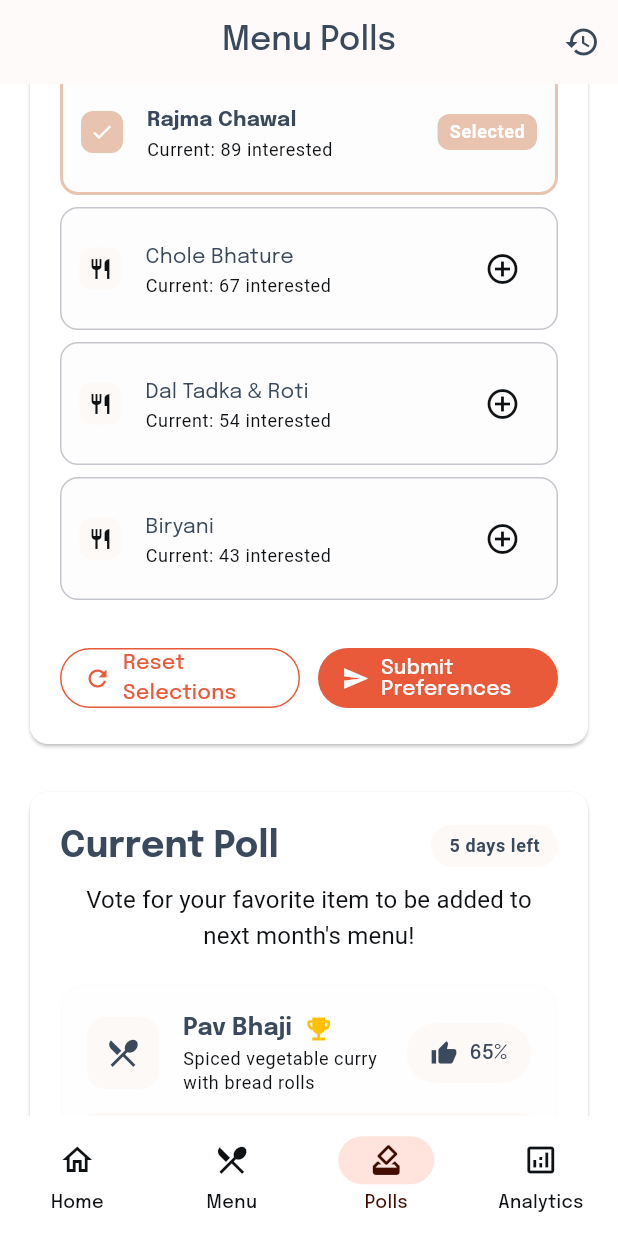
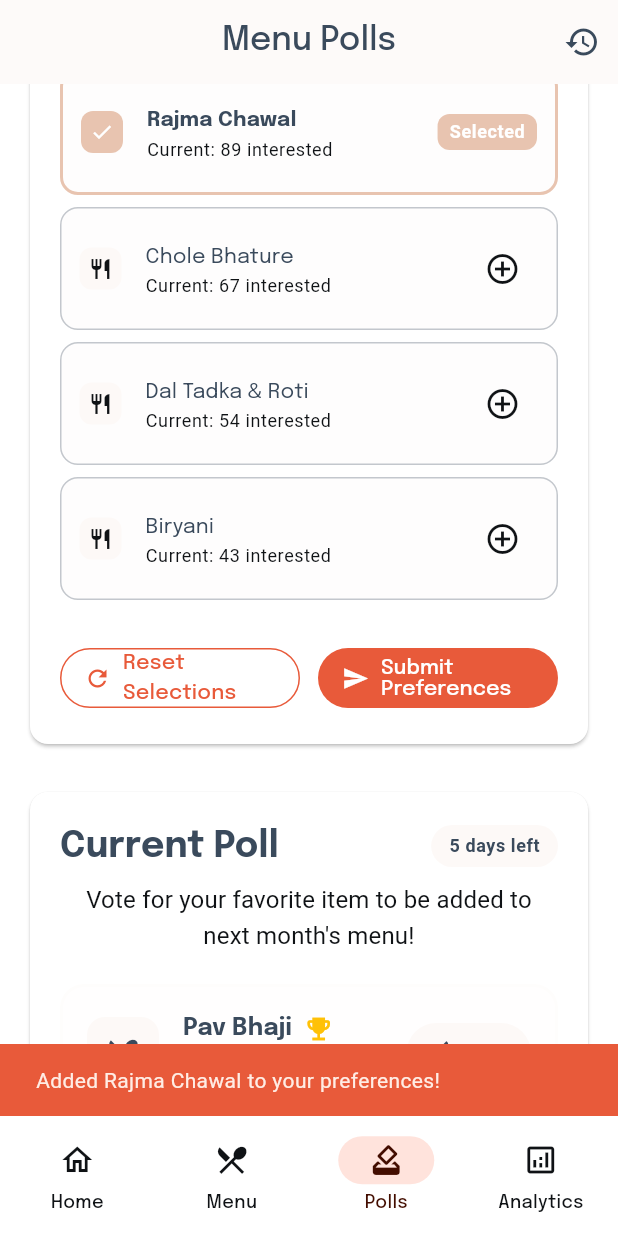
Before and after one commit to phoenix277yt/traytrail, a Flutter app: the screen it shows after launch, item 3 of the bottom bar chosen, scrolled down 576 dp, after a tap on the "add circle outline" icon, on a phone screen of 412 x 824 dp. Run offline on Flutter 3.47's test engine with Material 3 defaults, Android fonts, the phone set to English and light mode, and no system bars; our stand-ins replace flutter_svg.

Commit message:
minor enhancements

```diff
--- a/frontend/lib/main.dart
+++ b/frontend/lib/main.dart
@@ -501,12 +501,6 @@
       appBar: AppBar(
         title: const Text('Today\'s Menu'),
         centerTitle: true,
-        actions: [
-          IconButton(
-            icon: const Icon(Icons.calendar_today),
-            onPressed: () {},
-          ),
-        ],
       ),
       body: SingleChildScrollView(
         padding: const EdgeInsets.all(16.0),
@@ -654,6 +648,14 @@
   final List<Animation<Offset>> _slideAnimations = [];
   final List<Animation<double>> _fadeAnimations = [];
 
+  // State for current poll voting
+  String? _selectedPollOption;
+  bool _hasVoted = false;
+
+  // State for tomorrow's preferences
+  final Set<String> _selectedBreakfastItems = {};
+  final Set<String> _selectedLunchItems = {};
+
   @override
   void initState() {
     super.initState();
@@ -861,7 +863,24 @@
     Color iconColor,
     bool isLeading,
   ) {
-    return _AnimatedPollOption(
+    final bool isSelected = _selectedPollOption == name;
+    final bool canVote = !_hasVoted;
+
+    return GestureDetector(
+      onTap: canVote ? () {
+        setState(() {
+          _selectedPollOption = name;
+          _hasVoted = true;
+        });
+        ScaffoldMessenger.of(context).showSnackBar(
+          SnackBar(
+            content: Text('Voted for $name! Thank you for participating.'),
+            backgroundColor: Theme.of(context).colorScheme.primary,
+            duration: const Duration(seconds: 2),
+          ),
+        );
+      } : null,
+      child: _AnimatedPollOption(
         name: name,
         description: description,
         percentage: percentage,
@@ -869,6 +888,9 @@
         backgroundColor: backgroundColor,
         iconColor: iconColor,
         isLeading: isLeading,
+        isSelected: isSelected,
+        hasVoted: _hasVoted,
+      ),
     );
   }
 
@@ -935,9 +957,9 @@
               'Breakfast',
               Icons.wb_sunny,
               [
-                _buildPreferenceOption(context, 'Poha', 'Current: 45 interested', 45, false),
-                _buildPreferenceOption(context, 'Upma', 'Current: 32 interested', 32, false),
-                _buildPreferenceOption(context, 'Idli Sambar', 'Current: 28 interested', 28, false),
+                _buildPreferenceOption(context, 'Poha', 'Current: 45 interested', 45, _selectedBreakfastItems.contains('Poha'), 'breakfast'),
+                _buildPreferenceOption(context, 'Upma', 'Current: 32 interested', 32, _selectedBreakfastItems.contains('Upma'), 'breakfast'),
+                _buildPreferenceOption(context, 'Idli Sambar', 'Current: 28 interested', 28, _selectedBreakfastItems.contains('Idli Sambar'), 'breakfast'),
               ],
             ),
 
@@ -949,10 +971,10 @@
               'Lunch',
               Icons.wb_sunny_outlined,
               [
-                _buildPreferenceOption(context, 'Rajma Chawal', 'Current: 89 interested', 89, true),
-                _buildPreferenceOption(context, 'Chole Bhature', 'Current: 67 interested', 67, false),
-                _buildPreferenceOption(context, 'Dal Tadka & Roti', 'Current: 54 interested', 54, false),
-                _buildPreferenceOption(context, 'Biryani', 'Current: 43 interested', 43, false),
+                _buildPreferenceOption(context, 'Rajma Chawal', 'Current: 89 interested', 89, _selectedLunchItems.contains('Rajma Chawal'), 'lunch'),
+                _buildPreferenceOption(context, 'Chole Bhature', 'Current: 67 interested', 67, _selectedLunchItems.contains('Chole Bhature'), 'lunch'),
+                _buildPreferenceOption(context, 'Dal Tadka & Roti', 'Current: 54 interested', 54, _selectedLunchItems.contains('Dal Tadka & Roti'), 'lunch'),
+                _buildPreferenceOption(context, 'Biryani', 'Current: 43 interested', 43, _selectedLunchItems.contains('Biryani'), 'lunch'),
               ],
             ),
 
@@ -961,7 +983,19 @@
               children: [
                 Expanded(
                   child: OutlinedButton.icon(
-                    onPressed: () {},
+                    onPressed: () {
+                      setState(() {
+                        _selectedBreakfastItems.clear();
+                        _selectedLunchItems.clear();
+                      });
+                      ScaffoldMessenger.of(context).showSnackBar(
+                        SnackBar(
+                          content: const Text('All preferences cleared!'),
+                          backgroundColor: Theme.of(context).colorScheme.tertiary,
+                          duration: const Duration(seconds: 1),
+                        ),
+                      );
+                    },
                     icon: const Icon(Icons.refresh),
                     label: const Text('Reset Selections'),
                     style: OutlinedButton.styleFrom(
@@ -973,7 +1007,16 @@
                 const SizedBox(width: 12),
                 Expanded(
                   child: FilledButton.icon(
-                    onPressed: () {},
+                    onPressed: (_selectedBreakfastItems.isNotEmpty || _selectedLunchItems.isNotEmpty) ? () {
+                      final totalSelected = _selectedBreakfastItems.length + _selectedLunchItems.length;
+                      ScaffoldMessenger.of(context).showSnackBar(
+                        SnackBar(
+                          content: Text('Successfully submitted $totalSelected preferences! Thank you for helping us plan better meals.'),
+                          backgroundColor: Theme.of(context).colorScheme.primary,
+                          duration: const Duration(seconds: 3),
+                        ),
+                      );
+                    } : null,
                     icon: const Icon(Icons.send),
                     label: const Text('Submit Preferences'),
                     style: FilledButton.styleFrom(
@@ -1017,7 +1060,7 @@
     );
   }
 
-  Widget _buildPreferenceOption(BuildContext context, String name, String subtitle, int count, bool isSelected) {
+  Widget _buildPreferenceOption(BuildContext context, String name, String subtitle, int count, bool isSelected, String mealType) {
     return Container(
       margin: const EdgeInsets.only(bottom: 8),
       decoration: BoxDecoration(
@@ -1079,13 +1122,44 @@
               )
             else
               IconButton(
-                onPressed: () {},
+                onPressed: () {
+                  setState(() {
+                    if (mealType == 'breakfast') {
+                      _selectedBreakfastItems.add(name);
+                    } else {
+                      _selectedLunchItems.add(name);
+                    }
+                  });
+                  ScaffoldMessenger.of(context).showSnackBar(
+                    SnackBar(
+                      content: Text('Added $name to your preferences!'),
+                      backgroundColor: Theme.of(context).colorScheme.secondary,
+                      duration: const Duration(seconds: 1),
+                    ),
+                  );
+                },
                 icon: const Icon(Icons.add_circle_outline),
                 tooltip: 'Add to preferences',
               ),
           ],
         ),
-        onTap: () {},
+        onTap: () {
+          setState(() {
+            if (mealType == 'breakfast') {
+              if (isSelected) {
+                _selectedBreakfastItems.remove(name);
+              } else {
+                _selectedBreakfastItems.add(name);
+              }
+            } else {
+              if (isSelected) {
+                _selectedLunchItems.remove(name);
+              } else {
+                _selectedLunchItems.add(name);
+              }
+            }
+          });
+        },
         contentPadding: const EdgeInsets.symmetric(horizontal: 12, vertical: 4),
       ),
     );
@@ -1909,6 +1983,8 @@
   final Color backgroundColor;
   final Color iconColor;
   final bool isLeading;
+  final bool isSelected;
+  final bool hasVoted;
 
   const _AnimatedPollOption({
     required this.name,
@@ -1918,6 +1994,8 @@
     required this.backgroundColor,
     required this.iconColor,
     required this.isLeading,
+    this.isSelected = false,
+    this.hasVoted = false,
   });
 
   @override
@@ -1988,14 +2066,17 @@
         animation: Listenable.merge([_scaleAnimation, _progressAnimation]),
         builder: (context, child) {
           return Transform.scale(
-            scale: _scaleAnimation.value,
-            child: Container(
+            scale: _scaleAnimation.value,        child: Container(
           decoration: BoxDecoration(
-                color: widget.backgroundColor.withValues(alpha: 0.1),
+            color: widget.isSelected
+              ? widget.backgroundColor.withValues(alpha: 0.3)
+              : widget.backgroundColor.withValues(alpha: 0.1),
             borderRadius: BorderRadius.circular(16),
             border: Border.all(
-                  color: widget.backgroundColor.withValues(alpha: 0.3),
-                  width: widget.isLeading ? 2 : 1,
+              color: widget.isSelected
+                ? widget.backgroundColor
+                : widget.backgroundColor.withValues(alpha: 0.3),
+              width: widget.isSelected || widget.isLeading ? 2 : 1,
             ),
                 boxShadow: _isHovered
                     ? [
@@ -2040,13 +2121,13 @@
                         Expanded(
                           child: Column(
                             crossAxisAlignment: CrossAxisAlignment.start,
-                            children: [
-                              Row(
+                            children: [                      Row(
                         children: [
                           Text(
                             widget.name,
                             style: Theme.of(context).textTheme.titleMedium?.copyWith(
-                                      fontWeight: widget.isLeading ? FontWeight.bold : FontWeight.normal,
+                              fontWeight: widget.isLeading || widget.isSelected ? FontWeight.bold : FontWeight.normal,
+                              color: widget.isSelected ? widget.backgroundColor : null,
                             ),
                           ),
                           if (widget.isLeading) ...[
@@ -2061,6 +2142,18 @@
                               ),
                             ),
                           ],
+                          if (widget.isSelected) ...[
+                            const SizedBox(width: 8),
+                            AnimatedScale(
+                              scale: _isHovered ? 1.1 : 1.0,
+                              duration: const Duration(milliseconds: 200),
+                              child: Icon(
+                                Icons.check_circle,
+                                color: widget.backgroundColor,
+                                size: 20,
+                              ),
+                            ),
+                          ],
                         ],
                       ),
                               Text(
@@ -2070,11 +2163,42 @@
                             ],
                           ),
                         ),
-                        const SizedBox(width: 12),
-                        AnimatedContainer(
+                        const SizedBox(width: 12),                    AnimatedContainer(
                       duration: const Duration(milliseconds: 200),
-                          child: FilledButton.icon(
-                            onPressed: () {},
+                      child: widget.hasVoted
+                        ? Container(
+                            padding: const EdgeInsets.symmetric(horizontal: 16, vertical: 8),
+                            decoration: BoxDecoration(
+                              color: widget.isSelected
+                                ? widget.backgroundColor
+                                : Theme.of(context).colorScheme.surfaceContainerHighest,
+                              borderRadius: BorderRadius.circular(20),
+                            ),
+                            child: Row(
+                              mainAxisSize: MainAxisSize.min,
+                              children: [
+                                Icon(
+                                  widget.isSelected ? Icons.how_to_vote : Icons.bar_chart,
+                                  size: 18,
+                                  color: widget.isSelected
+                                    ? widget.iconColor
+                                    : Theme.of(context).colorScheme.onSurfaceVariant,
+                                ),
+                                const SizedBox(width: 4),
+                                Text(
+                                  '${widget.percentage}%',
+                                  style: TextStyle(
+                                    color: widget.isSelected
+                                      ? widget.iconColor
+                                      : Theme.of(context).colorScheme.onSurfaceVariant,
+                                    fontWeight: FontWeight.bold,
+                                  ),
+                                ),
+                              ],
+                            ),
+                          )
+                        : FilledButton.icon(
+                            onPressed: () {}, // This will be handled by the GestureDetector in _buildPollOption
                             icon: const Icon(Icons.thumb_up, size: 18),
                             label: Text('${widget.percentage}%'),
                             style: FilledButton.styleFrom(
```
Lines whose indentation alone changed are shown as unchanged.
